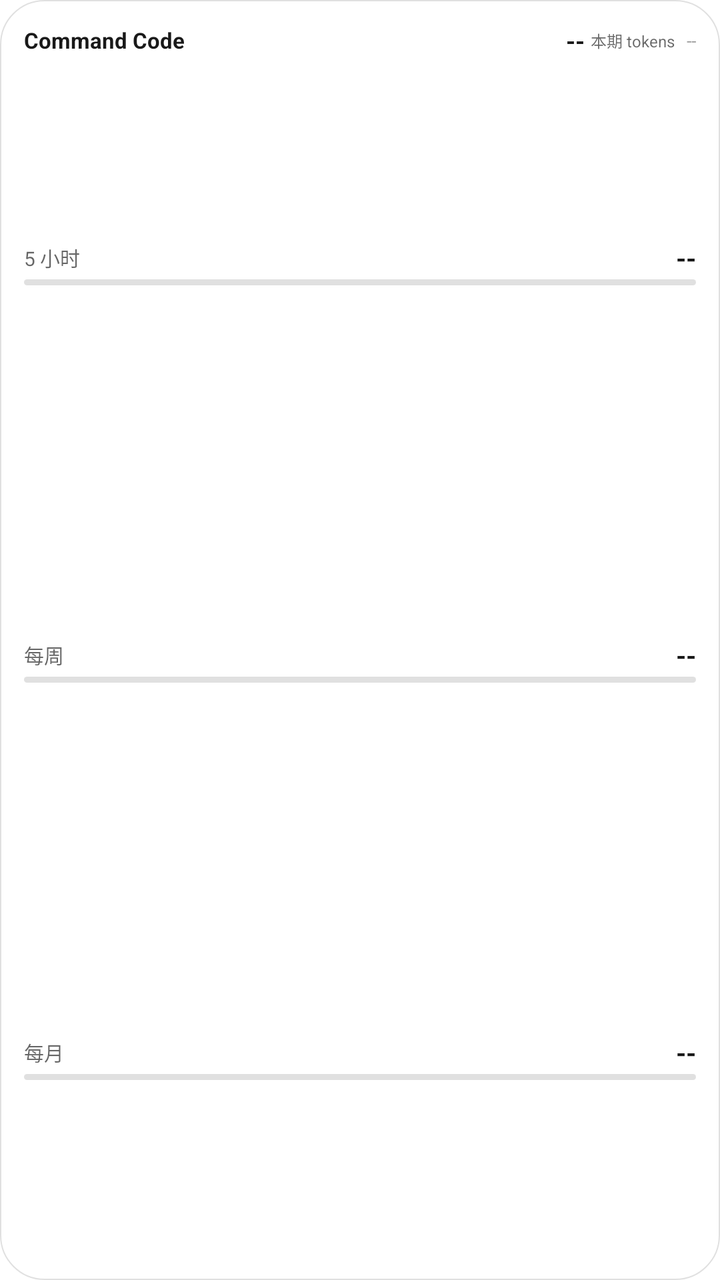
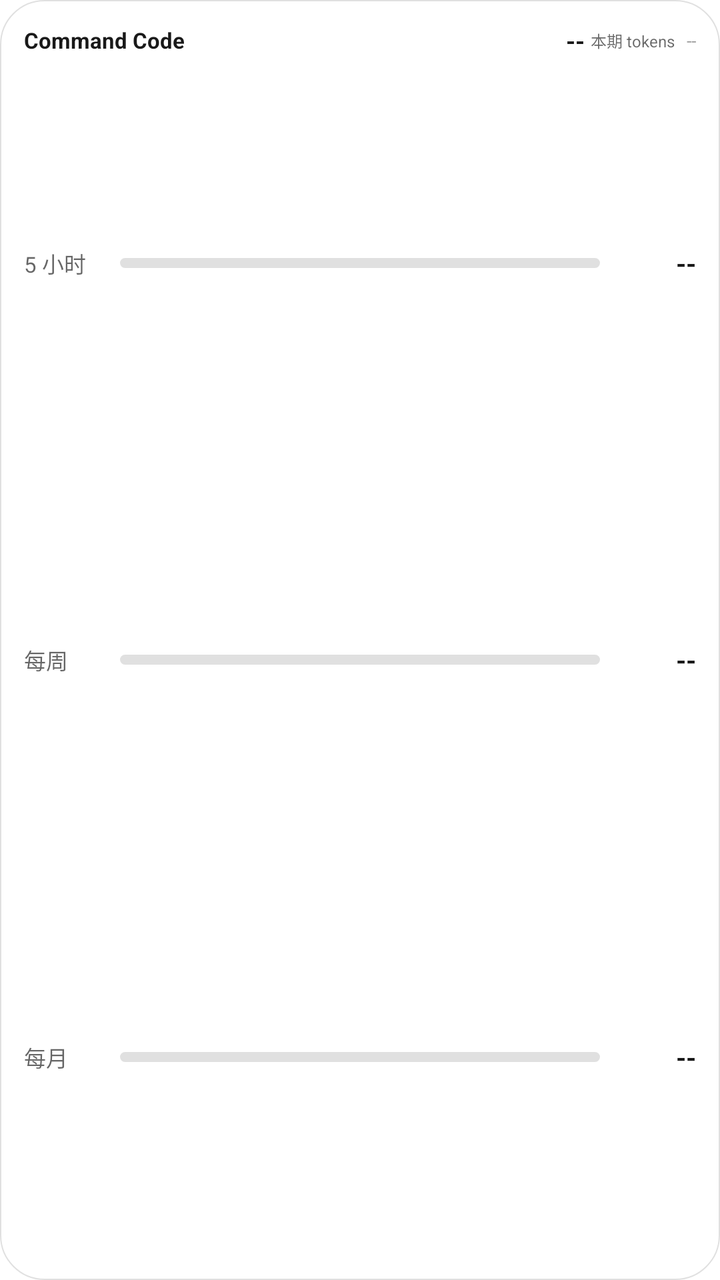

Screens rendered from an Android XML layout before and after an edit, with the pre-edit source and the edit as a unified diff.
<!-- AndroidManifest.xml: application theme Theme.CcUsage -->
<!-- res/layout/widget_usage_4x2.xml -->
<?xml version="1.0" encoding="utf-8"?>
<FrameLayout xmlns:android="http://schemas.android.com/apk/res/android"
    android:id="@android:id/background"
    android:layout_width="match_parent"
    android:layout_height="match_parent"
    android:background="@drawable/widget_background"
    android:padding="12dp">

    <LinearLayout
        android:layout_width="match_parent"
        android:layout_height="match_parent"
        android:orientation="vertical">

        
        <LinearLayout
            android:layout_width="match_parent"
            android:layout_height="wrap_content"
            android:orientation="horizontal"
            android:gravity="center_vertical">

            <TextView
                android:id="@+id/widget_plan"
                android:layout_width="0dp"
                android:layout_height="wrap_content"
                android:layout_weight="1"
                android:maxLines="1"
                android:ellipsize="end"
                android:text="@string/widget_placeholder_plan"
                android:textColor="@color/widget_text_primary"
                android:textSize="11sp"
                android:textStyle="bold" />

            <TextView
                android:id="@+id/widget_tokens"
                android:layout_width="wrap_content"
                android:layout_height="wrap_content"
                android:layout_marginStart="6dp"
                android:maxLines="1"
                android:text="@string/widget_placeholder_value"
                android:textColor="@color/widget_text_primary"
                android:textSize="12sp"
                android:textStyle="bold" />

            <TextView
                android:id="@+id/widget_tokens_label"
                android:layout_width="wrap_content"
                android:layout_height="wrap_content"
                android:layout_marginStart="3dp"
                android:maxLines="1"
                android:text="@string/widget_tokens_caption"
                android:textColor="@color/widget_text_secondary"
                android:textSize="8sp" />

            <TextView
                android:id="@+id/widget_updated"
                android:layout_width="wrap_content"
                android:layout_height="wrap_content"
                android:layout_marginStart="6dp"
                android:maxLines="1"
                android:text="@string/widget_placeholder_value"
                android:textColor="@color/widget_text_tertiary"
                android:textSize="9sp" />
        </LinearLayout>

        
        <LinearLayout
            android:layout_width="match_parent"
            android:layout_height="0dp"
            android:layout_weight="1"
            android:layout_marginTop="4dp"
            android:orientation="vertical"
            android:gravity="center_vertical">

            <LinearLayout
                android:layout_width="match_parent"
                android:layout_height="wrap_content"
                android:orientation="horizontal"
                android:gravity="center_vertical">

                <TextView
                    android:layout_width="0dp"
                    android:layout_height="wrap_content"
                    android:layout_weight="1"
                    android:maxLines="1"
                    android:text="@string/widget_window_fivehour"
                    android:textColor="@color/widget_text_secondary"
                    android:textSize="10sp" />

                <TextView
                    android:id="@+id/widget_fivehour"
                    android:layout_width="wrap_content"
                    android:layout_height="wrap_content"
                    android:layout_marginStart="6dp"
                    android:maxLines="1"
                    android:text="@string/widget_placeholder_value"
                    android:textColor="@color/widget_text_primary"
                    android:textSize="13sp"
                    android:textStyle="bold" />
            </LinearLayout>

            <ProgressBar
                android:id="@+id/widget_bar_fivehour"
                style="?android:attr/progressBarStyleHorizontal"
                android:layout_width="match_parent"
                android:layout_height="3dp"
                android:layout_marginTop="2dp"
                android:max="100"
                android:progress="0"
                android:progressDrawable="@drawable/widget_progress" />
        </LinearLayout>

        
        <LinearLayout
            android:layout_width="match_parent"
            android:layout_height="0dp"
            android:layout_weight="1"
            android:orientation="vertical"
            android:gravity="center_vertical">

            <LinearLayout
                android:layout_width="match_parent"
                android:layout_height="wrap_content"
                android:orientation="horizontal"
                android:gravity="center_vertical">

                <TextView
                    android:layout_width="0dp"
                    android:layout_height="wrap_content"
                    android:layout_weight="1"
                    android:maxLines="1"
                    android:text="@string/widget_window_weekly"
                    android:textColor="@color/widget_text_secondary"
                    android:textSize="10sp" />

                <TextView
                    android:id="@+id/widget_weekly"
                    android:layout_width="wrap_content"
                    android:layout_height="wrap_content"
                    android:layout_marginStart="6dp"
                    android:maxLines="1"
                    android:text="@string/widget_placeholder_value"
                    android:textColor="@color/widget_text_primary"
                    android:textSize="13sp"
                    android:textStyle="bold" />
            </LinearLayout>

            <ProgressBar
                android:id="@+id/widget_bar_weekly"
                style="?android:attr/progressBarStyleHorizontal"
                android:layout_width="match_parent"
                android:layout_height="3dp"
                android:layout_marginTop="2dp"
                android:max="100"
                android:progress="0"
                android:progressDrawable="@drawable/widget_progress" />
        </LinearLayout>

        
        <LinearLayout
            android:layout_width="match_parent"
            android:layout_height="0dp"
            android:layout_weight="1"
            android:orientation="vertical"
            android:gravity="center_vertical">

            <LinearLayout
                android:layout_width="match_parent"
                android:layout_height="wrap_content"
                android:orientation="horizontal"
                android:gravity="center_vertical">

                <TextView
                    android:layout_width="0dp"
                    android:layout_height="wrap_content"
                    android:layout_weight="1"
                    android:maxLines="1"
                    android:text="@string/widget_window_monthly"
                    android:textColor="@color/widget_text_secondary"
                    android:textSize="10sp" />

                <TextView
                    android:id="@+id/widget_monthly"
                    android:layout_width="wrap_content"
                    android:layout_height="wrap_content"
                    android:layout_marginStart="6dp"
                    android:maxLines="1"
                    android:text="@string/widget_placeholder_value"
                    android:textColor="@color/widget_text_primary"
                    android:textSize="13sp"
                    android:textStyle="bold" />
            </LinearLayout>

            <ProgressBar
                android:id="@+id/widget_bar_monthly"
                style="?android:attr/progressBarStyleHorizontal"
                android:layout_width="match_parent"
                android:layout_height="3dp"
                android:layout_marginTop="2dp"
                android:max="100"
                android:progress="0"
                android:progressDrawable="@drawable/widget_progress" />
        </LinearLayout>
    </LinearLayout>
</FrameLayout>
<!-- resources referenced by this layout -->
<resources>
  <color name="widget_text_primary">#E6000000</color>
  <color name="widget_text_secondary">#99000000</color>
  <color name="widget_text_tertiary">#66000000</color>
  <!-- drawable widget_background (drawable) -->
  <?xml version="1.0" encoding="utf-8"?>
  <shape xmlns:android="http://schemas.android.com/apk/res/android"
      android:shape="rectangle">
      <solid android:color="@color/widget_background_color" />
      <corners android:radius="22dp" />
      <stroke
          android:width="0.5dp"
          android:color="@color/widget_progress_track" />
  </shape>
  <!-- drawable widget_progress (drawable) -->
  <?xml version="1.0" encoding="utf-8"?>
  <layer-list xmlns:android="http://schemas.android.com/apk/res/android">
      <item android:id="@android:id/background">
          <shape android:shape="rectangle">
              <solid android:color="@color/widget_progress_track" />
              <corners android:radius="3dp" />
          </shape>
      </item>
      <item android:id="@android:id/progress">
          <clip>
              <shape android:shape="rectangle">
                  <solid android:color="@color/widget_progress_fill" />
                  <corners android:radius="3dp" />
              </shape>
          </clip>
      </item>
  </layer-list>
  <string name="widget_placeholder_plan">Command Code</string>
  <string name="widget_placeholder_value">--</string>
  <string name="widget_tokens_caption">本期 tokens</string>
  <string name="widget_window_fivehour">5 小时</string>
  <string name="widget_window_monthly">每月</string>
  <string name="widget_window_weekly">每周</string>
  <style name="Theme.CcUsage" parent="android:Theme.DeviceDefault.DayNight">
          <item name="android:windowBackground">@android:color/transparent</item>
          <item name="android:navigationBarColor">@android:color/transparent</item>
          <item name="android:statusBarColor">@android:color/transparent</item>
          <item name="android:windowLightStatusBar">true</item>
      </style>
  <color name="widget_background_color">#F2FFFFFF</color>
  <color name="widget_progress_track">#1F000000</color>
  <color name="widget_progress_fill">#1B6FF0</color>
</resources>

<!-- the commit's change to res/layout/widget_usage_4x2.xml (unified diff, before → after) -->
@@ -68,45 +68,40 @@
             android:layout_height="0dp"
             android:layout_weight="1"
             android:layout_marginTop="4dp"
-            android:orientation="vertical"
-            android:gravity="center_vertical">
+            android:orientation="horizontal"
+            android:gravity="center_vertical"
+            android:baselineAligned="false">
 
-            <LinearLayout
-                android:layout_width="match_parent"
+            <TextView
+                android:layout_width="40dp"
                 android:layout_height="wrap_content"
-                android:orientation="horizontal"
-                android:gravity="center_vertical">
-
-                <TextView
-                    android:layout_width="0dp"
-                    android:layout_height="wrap_content"
-                    android:layout_weight="1"
-                    android:maxLines="1"
-                    android:text="@string/widget_window_fivehour"
-                    android:textColor="@color/widget_text_secondary"
-                    android:textSize="10sp" />
-
-                <TextView
-                    android:id="@+id/widget_fivehour"
-                    android:layout_width="wrap_content"
-                    android:layout_height="wrap_content"
-                    android:layout_marginStart="6dp"
-                    android:maxLines="1"
-                    android:text="@string/widget_placeholder_value"
-                    android:textColor="@color/widget_text_primary"
-                    android:textSize="13sp"
-                    android:textStyle="bold" />
-            </LinearLayout>
+                android:maxLines="1"
+                android:text="@string/widget_window_fivehour"
+                android:textColor="@color/widget_text_secondary"
+                android:textSize="11sp" />
 
             <ProgressBar
                 android:id="@+id/widget_bar_fivehour"
                 style="?android:attr/progressBarStyleHorizontal"
-                android:layout_width="match_parent"
-                android:layout_height="3dp"
-                android:layout_marginTop="2dp"
+                android:layout_width="0dp"
+                android:layout_height="5dp"
+                android:layout_weight="1"
+                android:layout_marginStart="8dp"
+                android:layout_marginEnd="8dp"
                 android:max="100"
                 android:progress="0"
                 android:progressDrawable="@drawable/widget_progress" />
+
+            <TextView
+                android:id="@+id/widget_fivehour"
+                android:layout_width="40dp"
+                android:layout_height="wrap_content"
+                android:gravity="end"
+                android:maxLines="1"
+                android:text="@string/widget_placeholder_value"
+                android:textColor="@color/widget_text_primary"
+                android:textSize="13sp"
+                android:textStyle="bold" />
         </LinearLayout>
 
         
@@ -114,45 +109,40 @@
             android:layout_width="match_parent"
             android:layout_height="0dp"
             android:layout_weight="1"
-            android:orientation="vertical"
-            android:gravity="center_vertical">
+            android:orientation="horizontal"
+            android:gravity="center_vertical"
+            android:baselineAligned="false">
 
-            <LinearLayout
-                android:layout_width="match_parent"
+            <TextView
+                android:layout_width="40dp"
                 android:layout_height="wrap_content"
-                android:orientation="horizontal"
-                android:gravity="center_vertical">
-
-                <TextView
-                    android:layout_width="0dp"
-                    android:layout_height="wrap_content"
-                    android:layout_weight="1"
-                    android:maxLines="1"
-                    android:text="@string/widget_window_weekly"
-                    android:textColor="@color/widget_text_secondary"
-                    android:textSize="10sp" />
-
-                <TextView
-                    android:id="@+id/widget_weekly"
-                    android:layout_width="wrap_content"
-                    android:layout_height="wrap_content"
-                    android:layout_marginStart="6dp"
-                    android:maxLines="1"
-                    android:text="@string/widget_placeholder_value"
-                    android:textColor="@color/widget_text_primary"
-                    android:textSize="13sp"
-                    android:textStyle="bold" />
-            </LinearLayout>
+                android:maxLines="1"
+                android:text="@string/widget_window_weekly"
+                android:textColor="@color/widget_text_secondary"
+                android:textSize="11sp" />
 
             <ProgressBar
                 android:id="@+id/widget_bar_weekly"
                 style="?android:attr/progressBarStyleHorizontal"
-                android:layout_width="match_parent"
-                android:layout_height="3dp"
-                android:layout_marginTop="2dp"
+                android:layout_width="0dp"
+                android:layout_height="5dp"
+                android:layout_weight="1"
+                android:layout_marginStart="8dp"
+                android:layout_marginEnd="8dp"
                 android:max="100"
                 android:progress="0"
                 android:progressDrawable="@drawable/widget_progress" />
+
+            <TextView
+                android:id="@+id/widget_weekly"
+                android:layout_width="40dp"
+                android:layout_height="wrap_content"
+                android:gravity="end"
+                android:maxLines="1"
+                android:text="@string/widget_placeholder_value"
+                android:textColor="@color/widget_text_primary"
+                android:textSize="13sp"
+                android:textStyle="bold" />
         </LinearLayout>
 
         
@@ -160,45 +150,40 @@
             android:layout_width="match_parent"
             android:layout_height="0dp"
             android:layout_weight="1"
-            android:orientation="vertical"
-            android:gravity="center_vertical">
+            android:orientation="horizontal"
+            android:gravity="center_vertical"
+            android:baselineAligned="false">
 
-            <LinearLayout
-                android:layout_width="match_parent"
+            <TextView
+                android:layout_width="40dp"
                 android:layout_height="wrap_content"
-                android:orientation="horizontal"
-                android:gravity="center_vertical">
-
-                <TextView
-                    android:layout_width="0dp"
-                    android:layout_height="wrap_content"
-                    android:layout_weight="1"
-                    android:maxLines="1"
-                    android:text="@string/widget_window_monthly"
-                    android:textColor="@color/widget_text_secondary"
-                    android:textSize="10sp" />
-
-                <TextView
-                    android:id="@+id/widget_monthly"
-                    android:layout_width="wrap_content"
-                    android:layout_height="wrap_content"
-                    android:layout_marginStart="6dp"
-                    android:maxLines="1"
-                    android:text="@string/widget_placeholder_value"
-                    android:textColor="@color/widget_text_primary"
-                    android:textSize="13sp"
-                    android:textStyle="bold" />
-            </LinearLayout>
+                android:maxLines="1"
+                android:text="@string/widget_window_monthly"
+                android:textColor="@color/widget_text_secondary"
+                android:textSize="11sp" />
 
             <ProgressBar
                 android:id="@+id/widget_bar_monthly"
                 style="?android:attr/progressBarStyleHorizontal"
-                android:layout_width="match_parent"
-                android:layout_height="3dp"
-                android:layout_marginTop="2dp"
+                android:layout_width="0dp"
+                android:layout_height="5dp"
+                android:layout_weight="1"
+                android:layout_marginStart="8dp"
+                android:layout_marginEnd="8dp"
                 android:max="100"
                 android:progress="0"
                 android:progressDrawable="@drawable/widget_progress" />
+
+            <TextView
+                android:id="@+id/widget_monthly"
+                android:layout_width="40dp"
+                android:layout_height="wrap_content"
+                android:gravity="end"
+                android:maxLines="1"
+                android:text="@string/widget_placeholder_value"
+                android:textColor="@color/widget_text_primary"
+                android:textSize="13sp"
+                android:textStyle="bold" />
         </LinearLayout>
     </LinearLayout>
 </FrameLayout>
